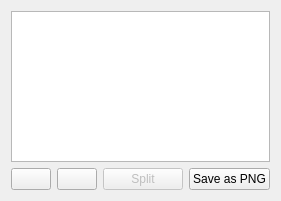
Old version of the form MapVectorization/map-app/layersviewer.ui in the repository YulyIllarionov/MapVectorization.
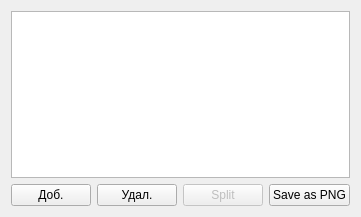
New version of the form. Icons and pictures are not drawn.

Patch:
```diff
--- a/MapVectorization/map-app/layersviewer.ui
+++ b/MapVectorization/map-app/layersviewer.ui
@@ -6,8 +6,8 @@
    <rect>
     <x>0</x>
     <y>0</y>
-    <width>244</width>
-    <height>201</height>
+    <width>338</width>
+    <height>217</height>
    </rect>
   </property>
   <property name="windowTitle">
@@ -22,22 +22,14 @@
      <item>
       <widget class="QPushButton" name="Add">
        <property name="text">
-        <string/>
-       </property>
-       <property name="icon">
-        <iconset resource="mapappmain.qrc">
-         <normaloff>:/mapAppMain/resources/icons/add.ico</normaloff>:/mapAppMain/resources/icons/add.ico</iconset>
+        <string>Доб.</string>
        </property>
       </widget>
      </item>
      <item>
       <widget class="QPushButton" name="Remove">
        <property name="text">
-        <string/>
-       </property>
-       <property name="icon">
-        <iconset resource="mapappmain.qrc">
-         <normaloff>:/mapAppMain/resources/icons/remove.ico</normaloff>:/mapAppMain/resources/icons/remove.ico</iconset>
+        <string>Удал.</string>
        </property>
       </widget>
      </item>
```
Left out of the diff: 4 changed lines with no effect on the pictures.
